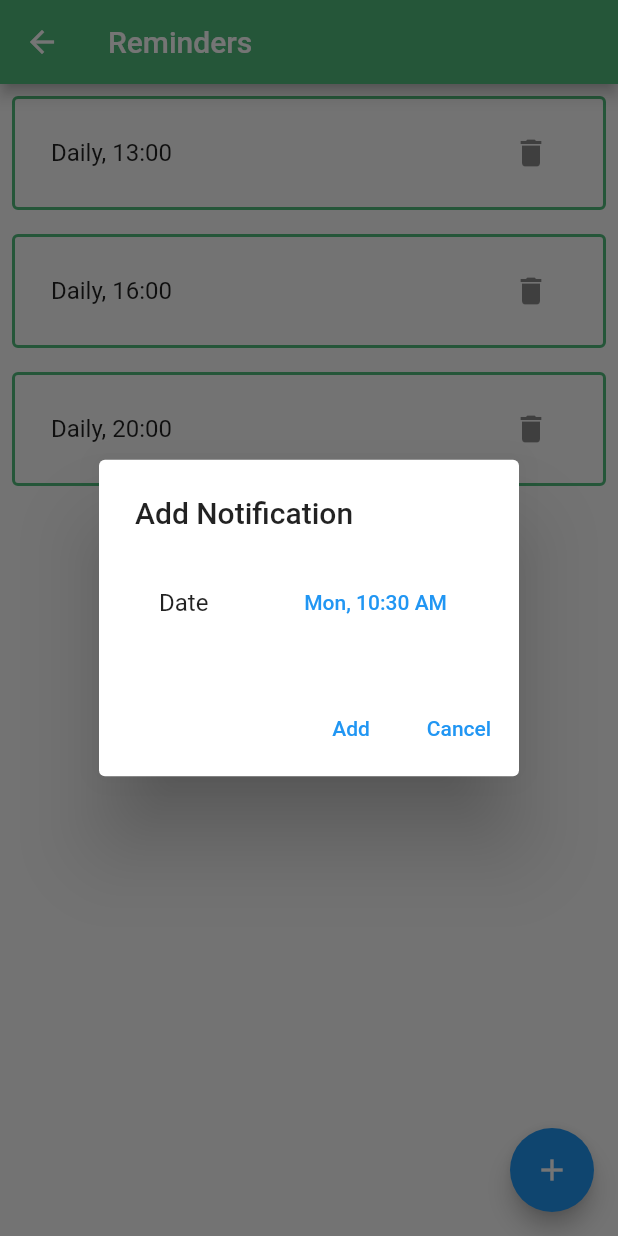
After one commit to rayguang6/mynutrijourney, a Flutter app: the NotificationScreen screen opened directly, after a tap on the "delete" icon, after a tap on the "add" icon, on a phone screen of 412 x 824 dp. The commit adds this screen. Run offline on Flutter 3.47's test engine with Material 2 defaults, Android fonts, the phone set to English and light mode, and no system bars; our stand-ins replace awesome_notifications, cloud_firestore, firebase_auth, firebase_core, firebase_storage, image_picker and 1 more; missing offline and left inert: d_chart; accounts and stored records are empty; network calls fail.

Commit message:
added schedule reminder and simple frontend

```diff
--- a/lib/screens/comment_screen.dart
+++ b/lib/screens/comment_screen.dart
@@ -210,7 +210,7 @@ class _CommentsScreenState extends State<CommentsScreen> {
 
   Widget _buildCommentContainer() {
     return Container(
-      width: 350,
+      width: double.infinity,
       decoration: BoxDecoration(
         color: kWhite,
         // border: Border.all(color: kLightGreen),
@@ -227,7 +227,7 @@ class _CommentsScreenState extends State<CommentsScreen> {
               Text(
                 "Comments",
                 style: const TextStyle(
-                  fontSize: 20.0,
+                  fontSize: 16.0,
                   fontWeight: FontWeight.bold,
                   color: kBlack,
                 ),
@@ -253,6 +253,7 @@ class _CommentsScreenState extends State<CommentsScreen> {
 
               return ListView.builder(
                 shrinkWrap: true,
+                physics: const NeverScrollableScrollPhysics(),
                 itemCount: snapshot.data!.docs.length,
                 itemBuilder: (ctx, index) => CommentCard(
                   snap: snapshot.data!.docs[index],
--- /dev/null
+++ b/lib/screens/notification_screen.dart
@@ -0,0 +1,230 @@
+import 'package:flutter/material.dart';
+import 'package:awesome_notifications/awesome_notifications.dart';
+import 'package:intl/intl.dart';
+import 'package:mynutrijourney/utils/constants.dart';
+import 'package:provider/provider.dart';
+import 'package:uuid/uuid.dart';
+
+import '../models/notification.dart';
+import '../models/user.dart';
+import '../providers/user_provider.dart';
+import '../services/notification_service.dart';
+import '../utils/notification_utils.dart';
+import '../utils/utils.dart';
+
+class NotificationScreen extends StatefulWidget {
+  const NotificationScreen({super.key});
+
+  @override
+  State<NotificationScreen> createState() => _NotificationScreenState();
+}
+
+class _NotificationScreenState extends State<NotificationScreen> {
+  // List<BlogPost> _blogPosts = [];
+  TextEditingController _titleController = TextEditingController();
+  TextEditingController _contentController = TextEditingController();
+  List<String> notificationList = [
+
+    "Daily, 10:00",
+    "Daily, 13:00",
+    "Daily, 16:00",
+    "Daily, 20:00",
+
+  ];
+
+  // pickedSchedule
+  NotificationWeekAndTime? pickedSchedule = getInitialData();
+
+  DateTime currentTime = DateTime.now();
+
+  String getFormattedDateTime(NotificationWeekAndTime pickedSchedule) {
+    String dayOfWeek = [
+      'Mon',
+      'Tue',
+      'Wed',
+      'Thu',
+      'Fri',
+      'Sat',
+      'Sun'
+    ][pickedSchedule.dayOfTheWeek - 1];
+
+    String timeOfDay = pickedSchedule.timeOfDay.format(context);
+
+    return '$dayOfWeek, $timeOfDay';
+  }
+
+  // void _addPost() {
+  //   setState(() {
+  //     final newPost = BlogPost(
+  //       title: _titleController.text,
+  //       content: _contentController.text,
+  //     );
+  //     _blogPosts.add(newPost);
+  //     _titleController.clear();
+  //     _contentController.clear();
+  //   });
+  // }
+
+  void _deleteReminder(int index) {
+    showSnackBar(context, "Deleted Reminder");
+    setState(() {
+      notificationList.removeAt(index);
+    });
+  }
+
+  @override
+  void initState() {
+    AwesomeNotifications().isNotificationAllowed().then((isAllowed) {
+      if (!isAllowed) {
+        AwesomeNotifications().requestPermissionToSendNotifications();
+      }
+    });
+
+    super.initState();
+  }
+
+  @override
+  Widget build(BuildContext context) {
+    return Scaffold(
+      appBar: AppBar(
+        backgroundColor: kPrimaryGreen,
+        title: Text("Reminders"),
+      ),
+      floatingActionButton: FloatingActionButton(
+        child: const Icon(Icons.add),
+        onPressed: () {
+          showNotificationDialog(context);
+        },
+      ),
+      body: Column(
+        children: [
+          Expanded(
+            child: ListView.builder(
+              itemCount: notificationList.length,
+              itemBuilder: (context, index) {
+                final notification = notificationList[index];
+                // print("my noti  $notification");
+                return Container(
+                  padding: EdgeInsets.all(8),
+                  margin: EdgeInsets.all(8),
+                  decoration: BoxDecoration(
+                    border: Border.all(
+                      color: kPrimaryGreen,
+                      width: 2,
+                    ),
+                    borderRadius: BorderRadius.circular(4),
+                  ),
+                  child: ListTile(
+                    title: Text(notification.toString()),
+                    trailing: Row(
+                      mainAxisSize: MainAxisSize.min,
+                      children: [
+                        // IconButton(
+                        //   onPressed: () => _editPost(index),
+                        //   icon: const Icon(Icons.edit),
+                        // ),
+                        IconButton(
+                          onPressed: () => _deleteReminder(index),
+                          icon: const Icon(Icons.delete),
+                        ),
+                      ],
+                    ),
+                  ),
+                );
+              },
+            ),
+          ),
+        ],
+      ),
+    );
+  }
+
+  void showNotificationDialog(BuildContext context) {
+    final User user = Provider.of<UserProvider>(context, listen: false).getUser;
+    showDialog(
+      context: context,
+      builder: (BuildContext context) {
+        return AlertDialog(
+          title: const Text('Add Notification'),
+          content: StatefulBuilder(
+            builder: (BuildContext context, StateSetter setState) {
+              return Column(
+                mainAxisSize: MainAxisSize.min,
+                children: [
+                  ListTile(
+                    title: const Text('Date'),
+                    trailing: TextButton(
+                      onPressed: () async {
+                        NotificationWeekAndTime? schedule =
+                            await pickSchedule(context);
+
+                        // final DateTime? picked = await showDatePicker(
+                        //   context: context,
+                        //   initialDate: selectedDate,
+                        //   firstDate: DateTime.now(),
+                        //   lastDate: DateTime(2100),
+                        // );
+                        if (schedule != null && schedule != pickedSchedule) {
+                          setState(() {
+                            pickedSchedule = schedule;
+                          });
+                        }
+                      },
+                      child: Text(
+                        getFormattedDateTime(pickedSchedule!),
+                        style: TextStyle(color: Colors.blue),
+                      ),
+                    ),
+                  ),
+                ],
+              );
+            },
+          ),
+          actions: [
+            TextButton(
+              onPressed: () {
+                if (pickedSchedule != null) {
+                  print("Day of Week:");
+                  print(pickedSchedule!.dayOfTheWeek);
+                  print("Time of Day :");
+                  print(pickedSchedule!.timeOfDay);
+
+                  String notificationId = const Uuid().v1();
+
+                  createWaterReminderNotification(pickedSchedule!);
+
+                  String formattedString =
+                      getFormattedDateTime(pickedSchedule!);
+                  setState(() {
+                    notificationList.add(formattedString);
+                  });
+
+                  showSnackBar(context, "Added Reminder on $formattedString");
+                }
+                Navigator.pop(context);
+              },
+              child: const Text('Add'),
+            ),
+            TextButton(
+              onPressed: () {
+                Navigator.pop(context);
+              },
+              child: const Text('Cancel'),
+            ),
+          ],
+        );
+      },
+    );
+  }
+}
+
+NotificationWeekAndTime getInitialData() {
+  DateTime currentTime = DateTime.now();
+  int currentDayOfWeek = currentTime.weekday;
+  TimeOfDay currentTimeOfDay = TimeOfDay.fromDateTime(currentTime);
+
+  return NotificationWeekAndTime(
+    dayOfTheWeek: currentDayOfWeek,
+    timeOfDay: currentTimeOfDay,
+  );
+}
--- a/pubspec.yaml
+++ b/pubspec.yaml
@@ -48,6 +48,8 @@ dependencies:
   fl_chart: ^0.63.0
   pie_chart: ^5.3.2
   d_chart: ^2.2.11
+  # flutter_local_notifications: ^14.1.1
+  awesome_notifications: ^0.7.4+1
 
 dev_dependencies:
   flutter_test:
```
Also changed, not shown: lib/main.dart (+30 -2 lines), lib/models/notification.dart (added, +47 -0 lines), lib/screens/profile_detail.dart (+11 -8 lines), lib/screens/profile_screen.dart (+17 -11 lines), lib/screens/responsive/mobile_screen.dart (+6 -11 lines), lib/services/notification_service.dart (added, +48 -0 lines), lib/utils/notification_utils.dart (added, +90 -0 lines), lib/screens/helper_screens/preference_screen.dart (line endings or trailing spaces), pubspec.lock, 8 other files.
